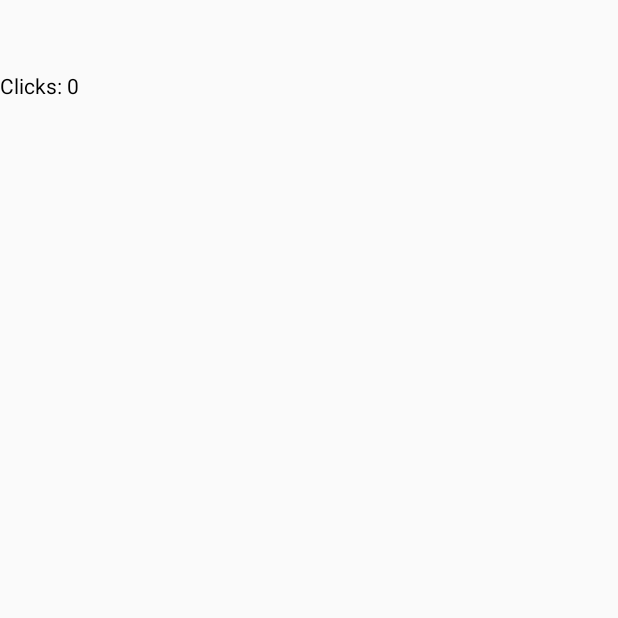
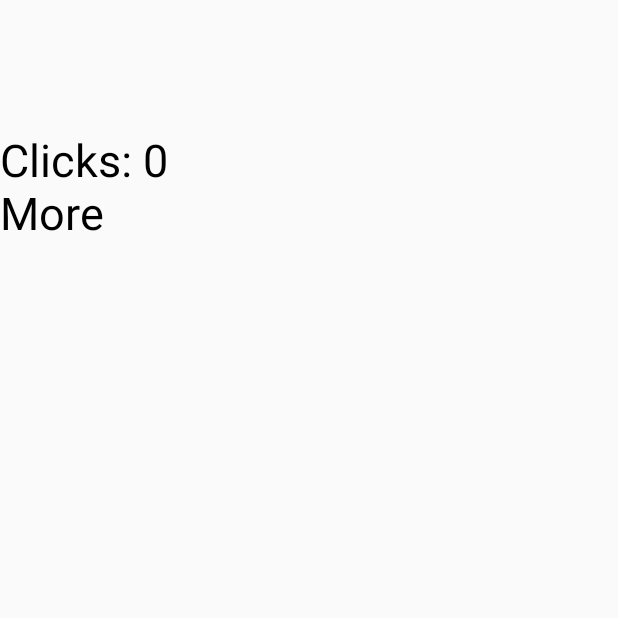
Before and after one commit to coderAlexK/StartA3, an Android app built with Jetpack Compose: the screen it shows after launch (MainActivity), on a phone screen of 412 x 824 dp, the top half of it. Before the commit the part shown is almost empty. Run offline under Robolectric (Android 15) with nearby library versions, the phone set to English and light mode, and no system bars.

Commit message:
Second 251016

```diff
--- a/app/src/main/java/com/akozlov/starta3/MainActivity.kt
+++ b/app/src/main/java/com/akozlov/starta3/MainActivity.kt
@@ -4,6 +4,7 @@ import android.os.Bundle
 import androidx.activity.ComponentActivity
 import androidx.activity.compose.setContent
 import androidx.activity.enableEdgeToEdge
+import androidx.compose.foundation.layout.Column
 import androidx.compose.foundation.layout.fillMaxSize
 import androidx.compose.foundation.layout.padding
 import androidx.compose.material3.Scaffold
@@ -12,6 +13,7 @@ import androidx.compose.runtime.Composable
 import androidx.compose.runtime.mutableStateOf
 import androidx.compose.ui.Modifier
 import androidx.compose.ui.tooling.preview.Preview
+import androidx.compose.ui.unit.dp
 import com.akozlov.starta3.ui.theme.Starta3Theme
 
 class MainActivity : ComponentActivity() {
@@ -20,8 +22,11 @@ class MainActivity : ComponentActivity() {
         val state = mutableStateOf(0)
         enableEdgeToEdge()
         setContent {
+            Column(modifier = Modifier.padding(top = 40.dp)) {
             RecompositionScreen(state, onCounterClick = {state.value++})
+            InfoText(if (state.value<3) "More" else "Enough")
 
+            }
         }
     }
 }
--- a/app/src/main/java/com/akozlov/starta3/RecompositionScreen.kt
+++ b/app/src/main/java/com/akozlov/starta3/RecompositionScreen.kt
@@ -7,11 +7,14 @@ import android.util.Log
 import androidx.compose.foundation.clickable
 import androidx.compose.foundation.layout.Column
 import androidx.compose.foundation.layout.padding
+import androidx.compose.foundation.layout.size
 import androidx.compose.material3.Text
 import androidx.compose.runtime.Composable
 import androidx.compose.ui.Modifier
 import androidx.compose.ui.unit.dp
 import androidx.compose.runtime.State
+import androidx.compose.ui.unit.sp
+import org.w3c.dom.Text
 
 
 @Composable
@@ -25,8 +28,13 @@ fun RecompositionScreen(counter: State<Int>, onCounterClick:() -> Unit) {
 fun ClickCounter(counter: State<Int>, onCounterClick: () -> Unit) {
     val counterValue = counter.value
     Log.d(TAG, "ClickCounter - $counterValue")
-    Column(modifier = Modifier.padding(top = 50.dp)){
-        Text(text = "Clicks: $counterValue", Modifier.clickable(onClick = onCounterClick))
 
-    }
+        Text(text = "Clicks: $counterValue", Modifier.clickable(onClick = onCounterClick).padding(top=50.dp), fontSize = 30.sp)
+
 }
+
+@Composable
+fun InfoText(text: String) {
+    Log.d(TAG, "InfoText")
+    Text(text = text, fontSize = 30.sp)
+}
```
